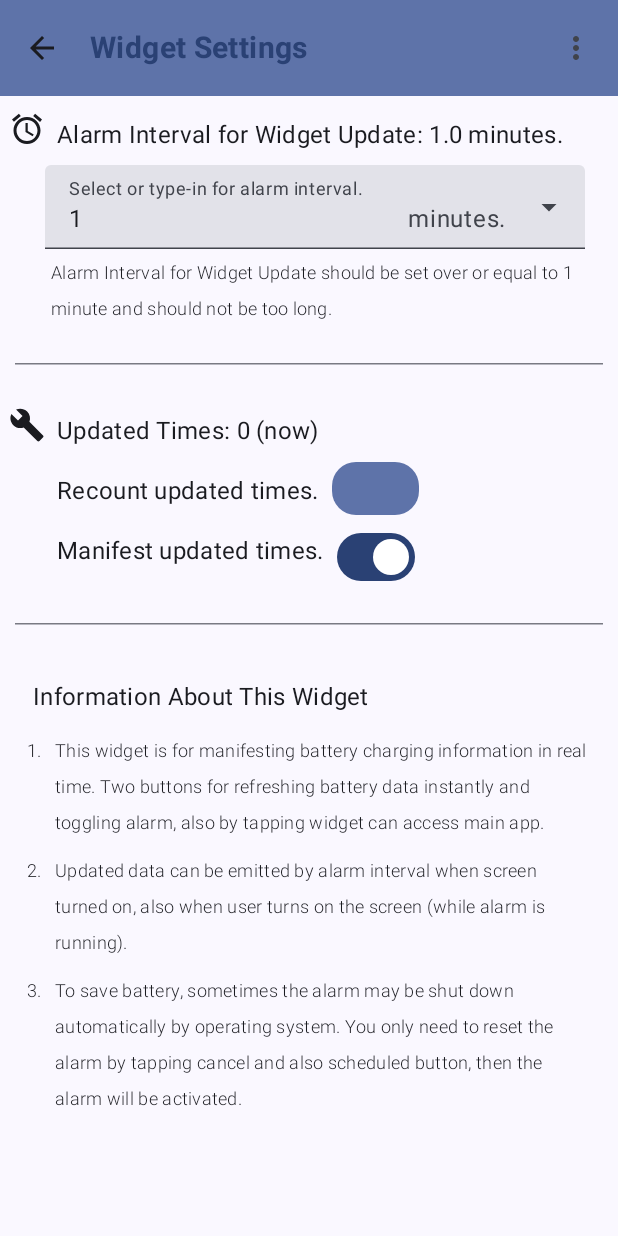
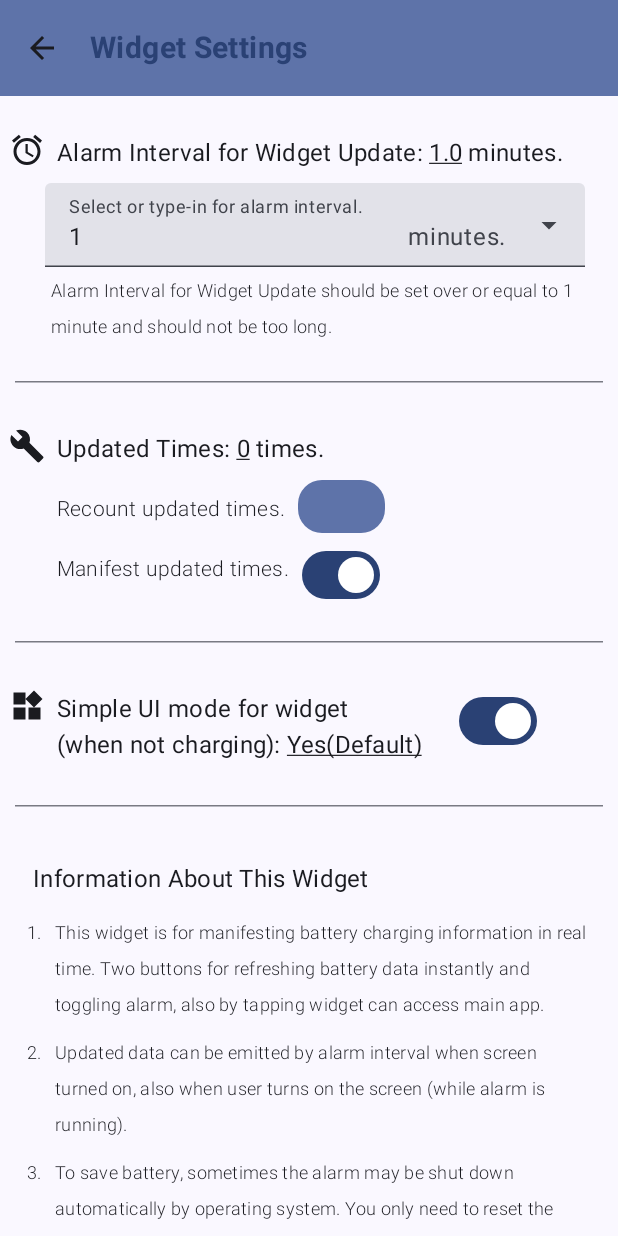
Before and after one commit to steven96034/BatteryWidget, an Android app built with Jetpack Compose: the WidgetSettings screen opened through its navigation route, on a phone screen of 412 x 824 dp. Run offline under Robolectric (Android 15) with nearby library versions, the phone set to English and light mode, and no system bars.

Commit message:
Add widget simple UI mode, improve UI in app, simplify code, add comments.

```diff
--- a/app/src/main/java/com/example/batterywidget/MainPageContent.kt
+++ b/app/src/main/java/com/example/batterywidget/MainPageContent.kt
@@ -70,9 +70,12 @@ import androidx.compose.ui.platform.LocalFocusManager
 import androidx.compose.ui.platform.LocalSoftwareKeyboardController
 import androidx.compose.ui.platform.LocalUriHandler
 import androidx.compose.ui.res.painterResource
+import androidx.compose.ui.text.SpanStyle
+import androidx.compose.ui.text.buildAnnotatedString
 import androidx.compose.ui.text.font.FontFamily
 import androidx.compose.ui.text.font.FontWeight
 import androidx.compose.ui.text.style.TextDecoration
+import androidx.compose.ui.text.withStyle
 import androidx.compose.ui.tooling.preview.Preview
 import androidx.compose.ui.unit.dp
 import androidx.compose.ui.unit.sp
@@ -160,7 +163,7 @@ class MainPageContent {
                         }
                     },
                     scrollBehavior = scrollBehavior,
-                    actions = {
+                    actions = { if (currentRoute == "Home") {
                         Box {
                             IconButton(onClick = { expandedMenu = true }) {
                                 Icon(
@@ -190,7 +193,7 @@ class MainPageContent {
                                 )
                             }
                         }
-                    }
+                    } }
                 )
             },
             floatingActionButtonPosition = FabPosition.End,
@@ -214,7 +217,9 @@ class MainPageContent {
         )
     }
 
-    // Navigation host settings.
+    /**
+     * Navigation host settings.
+     */
     @Composable
     fun NavigationHost(navController: NavHostController, innerPadding: PaddingValues, viewModel: MainPageViewModel){
         NavHost(navController= navController, startDestination = "Home") {
@@ -230,7 +235,9 @@ class MainPageContent {
         }
     }
 
-    // Normal text content style.
+    /**
+     * Icon with normal text and description.
+     */
     @Composable
     fun ContentText(description: String, icon: Int, value: String){
         Card (elevation = CardDefaults.cardElevation(defaultElevation = 4.dp), colors = CardDefaults.cardColors(containerColor = MaterialTheme.colorScheme.surfaceVariant), modifier = Modifier.padding(4.dp)) {
@@ -259,6 +266,9 @@ class MainPageContent {
         }
     }
 
+    /**
+     * Text for some less important information.
+     */
     @Composable
     fun NoteText(text: String) {
         Text(
@@ -272,6 +282,9 @@ class MainPageContent {
         )
     }
 
+    /**
+     * Home Screen content.
+     */
     @Composable
     fun HomeScreen(viewModel: MainPageViewModel, innerPadding: PaddingValues){
         val batteryInfo by viewModel.batteryInfo.collectAsState()
@@ -310,7 +323,9 @@ class MainPageContent {
         }
     }
 
-
+    /**
+     * Simple text style.
+     */
     @Composable
     fun SimpleText(text: String) {
         Text(text = text,
@@ -322,6 +337,20 @@ class MainPageContent {
             letterSpacing = 0.2.sp)
     }
     @Composable
+    fun SimpleLightText(text: String) {
+        Text(text = text,
+            modifier = Modifier.padding(all = 8.dp),
+            fontSize = 14.sp,
+            fontWeight = FontWeight.Light,
+            fontFamily = FontFamily.Default,
+            color = MaterialTheme.colorScheme.onBackground,
+            letterSpacing = 0.15.sp)
+    }
+
+    /**
+     * NoteText with index.
+     */
+    @Composable
     fun IndexedNoteText(index: Int, text: String) {
         Row {
             NoteText("$index.")
@@ -329,6 +358,9 @@ class MainPageContent {
         }
     }
 
+    /**
+     * Widget Settings Screen content.
+     */
     @OptIn(ExperimentalMaterial3Api::class)
     @Composable
     fun WidgetSettingsScreen(innerPadding: PaddingValues) {
@@ -337,6 +369,7 @@ class MainPageContent {
         val alarmInterval by sharedDataStore.alarmIntervalFlow.collectAsState(60000)
         val updatedTimes by sharedDataStore.countUpdateFlow.collectAsState(0)
         val isUpdatedTimesManifest by sharedDataStore.isUpdatedTimesManifestFlow.collectAsState(true)
+        val isWidgetSimpleUIManifest by sharedDataStore.isWidgetSimpleUIManifestFlow.collectAsState(true)
 
         var expandedMenu by remember { mutableStateOf(false) }
         val options = listOf("1", "1.5", "2", "3", "5")
@@ -363,9 +396,21 @@ class MainPageContent {
 
         LazyColumn (modifier = Modifier.padding(6.dp).fillMaxSize(), contentPadding = innerPadding) {
             item {
-                Row {
-                    Icon(painterResource(R.drawable.alarm_icon), contentDescription = "Alarm Icon", modifier = Modifier.padding(top = 4.dp))
-                    SimpleText("Alarm Interval for Widget Update: ${alarmInterval.toDouble()/60000.0} minutes.")
+                Row(modifier = Modifier.padding(top = 12.dp)) {
+                    Icon(painterResource(R.drawable.alarm_icon), contentDescription = "Alarm Icon", modifier = Modifier.padding(top = 6.dp))
+                    val intervalString = buildAnnotatedString {
+                        append("Alarm Interval for Widget Update: ")
+                        withStyle(SpanStyle(textDecoration = TextDecoration.Underline)) {append("${alarmInterval.toDouble()/60000.0}")}
+                        append(" minutes.")
+                    }
+                    Text(text = intervalString,
+                        modifier = Modifier.padding(all = 8.dp),
+                        fontSize = 16.sp,
+                        fontWeight = FontWeight.Normal,
+                        fontFamily = FontFamily.Default,
+                        color = MaterialTheme.colorScheme.onBackground,
+                        letterSpacing = 0.2.sp
+                    )
                 }
                 ExposedDropdownMenuBox (
                     expanded = expandedMenu,
@@ -446,11 +491,22 @@ class MainPageContent {
             }
             item {
                 Row(modifier = Modifier.padding(top = 4.dp)) {
-                    Icon(Icons.Filled.Build, contentDescription = "Check", modifier = Modifier.padding(top = 4.dp))
-                    SimpleText("Updated Times: $updatedTimes (now)")
+                    Icon(Icons.Filled.Build, contentDescription = "Updated Times Setting", modifier = Modifier.padding(top = 6.dp))
+                    val updatedTimesString = buildAnnotatedString {
+                        append("Updated Times: ")
+                        withStyle(SpanStyle(textDecoration = TextDecoration.Underline)) {append("$updatedTimes")}
+                        append(" times.")}
+                    Text(text = updatedTimesString,
+                        modifier = Modifier.padding(all = 8.dp),
+                        fontSize = 16.sp,
+                        fontWeight = FontWeight.Normal,
+                        fontFamily = FontFamily.Default,
+                        color = MaterialTheme.colorScheme.onBackground,
+                        letterSpacing = 0.2.sp
+                    )
                 }
                 Row(modifier = Modifier.padding(start = 24.dp)) {
-                    SimpleText("Recount updated times.")
+                    SimpleLightText("Recount updated times.")
                     ElevatedButton(onClick = {
                         scope.launch {
                             sharedDataStore.resetUpdatedTimes(context)
@@ -463,7 +519,7 @@ class MainPageContent {
                     ) { }
                 }
                 Row(modifier = Modifier.padding(start = 24.dp)) {
-                    SimpleText("Manifest updated times.")
+                    SimpleLightText("Manifest updated times.")
                     Switch(
                         checked = isUpdatedTimesManifest,
                         onCheckedChange = {
@@ -472,6 +528,48 @@ class MainPageContent {
                             }
                                           },
                         )
+                }
+            }
+            item {
+                HorizontalDivider(modifier = Modifier.padding(all = 4.dp).padding(top = 16.dp, bottom = 16.dp))
+                Row(modifier = Modifier.padding(top = 4.dp)) {
+                    Column (modifier = Modifier.weight(3f)){
+                        Row {
+                            Icon(
+                                painterResource(R.drawable.is_widget_simple_ui_manifest_icon),
+                                contentDescription = "Widget UI Settings",
+                                modifier = Modifier.padding(top = 6.dp)
+                            )
+                            val isWidgetUIManifestString = buildAnnotatedString {
+                                append("Simple UI mode for widget\n(when not charging): ")
+                                withStyle(SpanStyle(textDecoration = TextDecoration.Underline)) {
+                                    append(
+                                        if (isWidgetSimpleUIManifest) "Yes(Default)" else "No"
+                                    )
+                                }
+                            }
+                            Text(
+                                text = isWidgetUIManifestString,
+                                modifier = Modifier.padding(all = 8.dp),
+                                fontSize = 16.sp,
+                                fontWeight = FontWeight.Normal,
+                                fontFamily = FontFamily.Default,
+                                color = MaterialTheme.colorScheme.onBackground,
+                                letterSpacing = 0.2.sp
+                            )
+                        }
+                    }
+                    Column (modifier = Modifier.weight(1f).padding(top = 4.dp)){
+                        Switch(
+                            modifier = Modifier,
+                            checked = isWidgetSimpleUIManifest,
+                            onCheckedChange = {
+                                scope.launch {
+                                    sharedDataStore.inverseIsWidgetSimpleUIManifest(context)
+                                }
+                            }
+                        )
+                    }
                 }
             }
             item {
@@ -487,7 +585,9 @@ class MainPageContent {
             }
         }
     }
-
+    /**
+     * About This App Screen content.
+     */
     @Composable
     fun AboutThisAppScreen(innerPadding: PaddingValues) {
         val url = "https://github.com/steven96034/BatteryWidget"
--- a/app/src/main/java/com/example/batterywidget/SharedDataStore.kt
+++ b/app/src/main/java/com/example/batterywidget/SharedDataStore.kt
@@ -19,13 +19,16 @@ class SharedDataStore (context: Context){
         val alarmIntervalCounter = intPreferencesKey("alarmInterval")
         val updateTimesCounter = intPreferencesKey("updateTimes")
         val isUpdateTimesManifestCounter = booleanPreferencesKey("isUpdateTimesManifest")
+        val isWidgetSimpleUIManifestCounter = booleanPreferencesKey("isWidgetUIManifest")
     }
 
+    /**
+     * For alarmInterval.
+     */
     val alarmIntervalFlow: Flow<Int> = context.sharedDataStore.data
         .map { preferences ->
             preferences[Key.alarmIntervalCounter] ?: 60000
         }
-
     suspend fun saveAlarmInterval(context: Context, interval: Int) {
         context.sharedDataStore.edit { preferences ->
             preferences[Key.alarmIntervalCounter] = interval
@@ -35,19 +38,16 @@ class SharedDataStore (context: Context){
     /**
      * For updateTimes.
      */
-
     val countUpdateFlow: Flow<Int> = context.dataStore.data
         .map { preferences ->
             preferences[Key.updateTimesCounter] ?: 0
         }
-
     suspend fun incrementUpdateTimes(context: Context) {
         context.dataStore.edit { preferences ->
             val currentTimes = preferences[Key.updateTimesCounter] ?: 0
             preferences[Key.updateTimesCounter] = currentTimes + 1
         }
     }
-
     suspend fun resetUpdatedTimes(context: Context) {
         context.dataStore.edit { preferences ->
             preferences[Key.updateTimesCounter] = 0
@@ -68,4 +68,19 @@ class SharedDataStore (context: Context){
             preferences[Key.isUpdateTimesManifestCounter] = !currentPref
         }
     }
+
+    /**
+     * For isWidgetUIManifest.
+     */
+    val isWidgetSimpleUIManifestFlow: Flow<Boolean> = context.sharedDataStore.data
+        .map { preferences ->
+            preferences[Key.isWidgetSimpleUIManifestCounter] ?: true
+        }
+    suspend fun inverseIsWidgetSimpleUIManifest(context: Context) {
+        context.sharedDataStore.edit { preferences ->
+            val currentPref = preferences[Key.isWidgetSimpleUIManifestCounter] ?: true
+            preferences[Key.isWidgetSimpleUIManifestCounter] = !currentPref
+        }
+    }
+
 }
--- a/app/src/main/java/com/example/batterywidget/widget/Receiver.kt
+++ b/app/src/main/java/com/example/batterywidget/widget/Receiver.kt
@@ -27,7 +27,6 @@ class UpdateBroadcastReceiver : BroadcastReceiver() {
 
     override fun onReceive(context: Context, intent: Intent) {
         scope.launch {
-            //BatteryWidget.count++
             val sharedDataStore = SharedDataStore(context)
             sharedDataStore.incrementUpdateTimes(context)
 
--- /dev/null
+++ b/app/src/main/res/drawable/is_widget_simple_ui_manifest_icon.xml
@@ -0,0 +1,5 @@
+<vector xmlns:android="http://schemas.android.com/apk/res/android" android:alpha="0.85" android:height="24dp" android:tint="#000000" android:viewportHeight="24" android:viewportWidth="24" android:width="24dp">
+
+    <path android:fillColor="@android:color/white" android:pathData="M13,13v8h8v-8h-8zM3,21h8v-8L3,13v8zM3,3v8h8L11,3L3,3zM16.66,1.69L11,7.34 16.66,13l5.66,-5.66 -5.66,-5.65z"/>
+
+</vector>
```
Also changed, not shown: app/src/main/java/com/example/batterywidget/widget/ButtonAction.kt (+0 -9 lines), app/src/main/java/com/example/batterywidget/widget/Widget.kt (+47 -14 lines).
